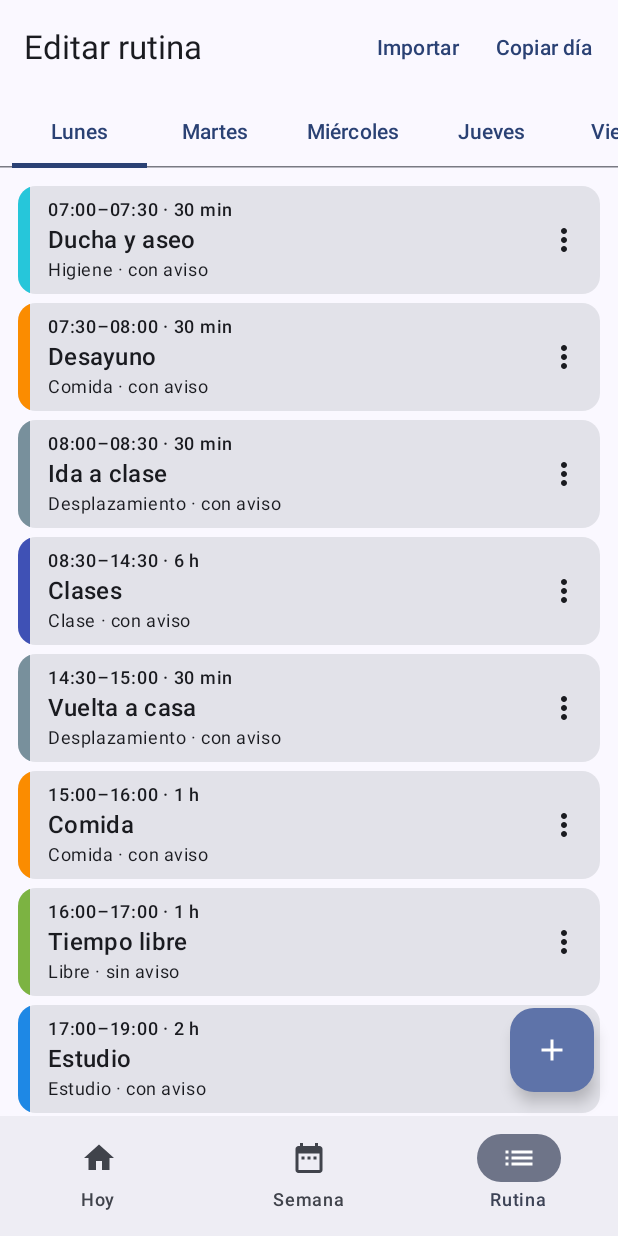
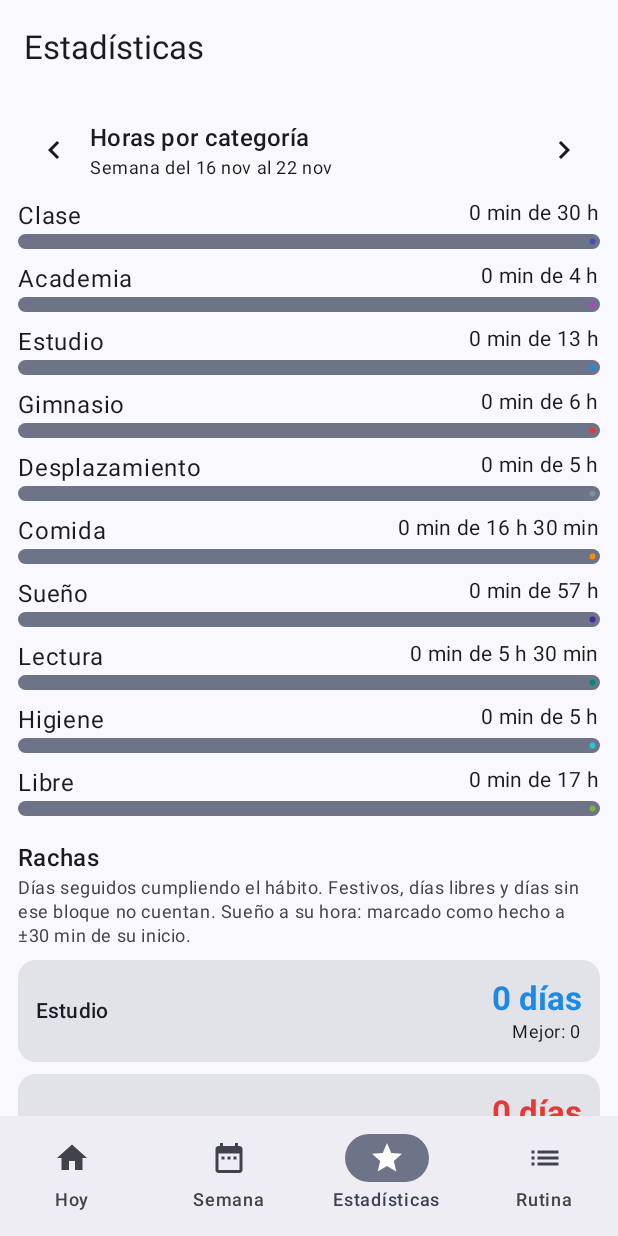
Before and after one commit to Sunless404/KT, an Android app built with Jetpack Compose: the screen it shows after launch (MainActivity), item 3 of the bottom bar chosen, on a phone screen of 412 x 824 dp. Run offline under Robolectric (Android 15) with nearby library versions, the phone set to English and light mode, and no system bars; our stand-ins replace Room's generated code.

Commit message:
Fase 4: estadísticas, rachas, historial, imprevistos y días especiales

```diff
--- a/app/src/main/java/com/sunless404/rutina/MainActivity.kt
+++ b/app/src/main/java/com/sunless404/rutina/MainActivity.kt
@@ -15,6 +15,7 @@ import androidx.compose.material.icons.automirrored.filled.List
 import androidx.compose.material.icons.filled.DateRange
 import androidx.compose.material.icons.filled.Home
 import androidx.compose.material.icons.filled.Settings
+import androidx.compose.material.icons.filled.Star
 import androidx.compose.material3.Icon
 import androidx.compose.material3.IconButton
 import androidx.compose.material3.NavigationBar
@@ -32,6 +33,7 @@ import androidx.lifecycle.viewmodel.compose.viewModel
 import com.sunless404.rutina.ui.edit.EditScreen
 import com.sunless404.rutina.ui.importer.ImportScreen
 import com.sunless404.rutina.ui.settings.SettingsScreen
+import com.sunless404.rutina.ui.stats.StatsScreen
 import com.sunless404.rutina.ui.theme.RutinaTheme
 import com.sunless404.rutina.ui.today.TodayScreen
 import com.sunless404.rutina.ui.today.TodayViewModel
@@ -40,6 +42,7 @@ import com.sunless404.rutina.ui.week.WeekScreen
 enum class Screen(val label: String, val icon: ImageVector?) {
     HOY("Hoy", Icons.Default.Home),
     SEMANA("Semana", Icons.Default.DateRange),
+    ESTADISTICAS("Estadísticas", Icons.Default.Star),
     RUTINA("Rutina", Icons.AutoMirrored.Filled.List),
     AJUSTES("Ajustes", null),
     IMPORTAR("Importar", null),
@@ -86,6 +89,7 @@ fun RutinaApp() {
                     todayVm.setDate(date)
                     screen = Screen.HOY
                 }
+                Screen.ESTADISTICAS -> StatsScreen(viewModel())
                 Screen.RUTINA -> EditScreen(viewModel(), onImport = { screen = Screen.IMPORTAR })
                 Screen.IMPORTAR -> ImportScreen(viewModel(), onBack = { screen = Screen.RUTINA })
                 Screen.AJUSTES -> SettingsScreen(onBack = { screen = Screen.HOY })
--- /dev/null
+++ b/app/src/main/java/com/sunless404/rutina/domain/Stats.kt
@@ -0,0 +1,83 @@
+package com.sunless404.rutina.domain
+
+import com.sunless404.rutina.data.Category
+import com.sunless404.rutina.data.DayData
+import com.sunless404.rutina.data.DayEntry
+import com.sunless404.rutina.data.DayType
+import com.sunless404.rutina.data.Status
+import java.time.LocalDate
+import java.time.ZoneId
+
+data class CategoryHours(val category: Category, val plannedMin: Int, val doneMin: Int)
+
+enum class Habit(val label: String, val category: Category) {
+    ESTUDIO("Estudio", Category.ESTUDIO),
+    GIMNASIO("Gimnasio", Category.GIMNASIO),
+    LECTURA("Lectura", Category.LECTURA),
+    SUENO("Sueño a su hora", Category.SUENO),
+}
+
+data class Streak(val habit: Habit, val current: Int, val best: Int)
+
+data class WeekSummary(val mondayEpoch: Long, val total: Int, val done: Int) {
+    val percent: Int get() = if (total == 0) 0 else done * 100 / total
+}
+
+object Stats {
+    /** Margen para considerar que el sueño se marcó "a su hora". */
+    const val SLEEP_TOLERANCE_MIN = 30
+
+    /** Minutos previstos y hechos por categoría. */
+    fun hoursByCategory(entries: List<DayEntry>): List<CategoryHours> =
+        entries.groupBy { it.category }.map { (cat, list) ->
+            CategoryHours(
+                cat,
+                plannedMin = list.sumOf { it.durationMin },
+                doneMin = list.filter { it.status == Status.HECHO }.sumOf { it.durationMin },
+            )
+        }.sortedBy { it.category.ordinal }
+
+    private fun sleepOnTime(e: DayEntry, zone: ZoneId): Boolean {
+        val marked = e.markedAt ?: return false
+        val start = LocalDate.ofEpochDay(e.epochDay).atStartOfDay(zone).plusMinutes(e.startMin.toLong())
+            .toInstant().toEpochMilli()
+        return kotlin.math.abs(marked - start) <= SLEEP_TOLERANCE_MIN * 60_000L
+    }
+
+    /**
+     * Resultado de un hábito en un día: true = cumplido, false = fallado,
+     * null = no cuenta (festivo o libre, sin bloques de ese hábito, u hoy aún sin terminar).
+     */
+    fun outcome(day: DayData, habit: Habit, todayEpoch: Long, zone: ZoneId): Boolean? {
+        if (day.type != DayType.NORMAL || day.epochDay > todayEpoch) return null
+        val list = day.entries.filter { it.category == habit.category }
+        if (list.isEmpty()) return null
+        val ok = list.all { it.status == Status.HECHO && (habit != Habit.SUENO || sleepOnTime(it, zone)) }
+        return if (!ok && day.epochDay == todayEpoch) null else ok
+    }
+
+    /** Rachas de días seguidos por hábito. Los días que no cuentan ni suman ni rompen. */
+    fun streaks(days: Collection<DayData>, todayEpoch: Long, zone: ZoneId = ZoneId.systemDefault()): List<Streak> {
+        val sorted = days.sortedBy { it.epochDay }
+        return Habit.entries.map { habit ->
+            val results = sorted.mapNotNull { outcome(it, habit, todayEpoch, zone) }
+            var best = 0
+            var run = 0
+            results.forEach { ok ->
+                run = if (ok) run + 1 else 0
+                best = maxOf(best, run)
+            }
+            Streak(habit, current = results.takeLastWhile { it }.size, best = best)
+        }
+    }
+
+    /** Resumen por semana (lunes a domingo), de la más reciente a la más antigua. */
+    fun history(days: Collection<DayData>, todayEpoch: Long): List<WeekSummary> =
+        days.filter { it.epochDay <= todayEpoch && it.entries.isNotEmpty() }
+            .groupBy { mondayOf(LocalDate.ofEpochDay(it.epochDay)).toEpochDay() }
+            .map { (monday, list) ->
+                val entries = list.flatMap { it.entries }
+                WeekSummary(monday, entries.size, entries.count { it.status == Status.HECHO })
+            }
+            .sortedByDescending { it.mondayEpoch }
+}
--- /dev/null
+++ b/app/src/main/java/com/sunless404/rutina/ui/stats/StatsScreen.kt
@@ -0,0 +1,187 @@
+package com.sunless404.rutina.ui.stats
+
+import android.app.Application
+import androidx.compose.foundation.clickable
+import androidx.compose.foundation.layout.Arrangement
+import androidx.compose.foundation.layout.Column
+import androidx.compose.foundation.layout.PaddingValues
+import androidx.compose.foundation.layout.Row
+import androidx.compose.foundation.layout.Spacer
+import androidx.compose.foundation.layout.fillMaxSize
+import androidx.compose.foundation.layout.fillMaxWidth
+import androidx.compose.foundation.layout.height
+import androidx.compose.foundation.layout.padding
+import androidx.compose.foundation.lazy.LazyColumn
+import androidx.compose.foundation.lazy.items
+import androidx.compose.material.icons.Icons
+import androidx.compose.material.icons.automirrored.filled.KeyboardArrowLeft
+import androidx.compose.material.icons.automirrored.filled.KeyboardArrowRight
+import androidx.compose.material3.Card
+import androidx.compose.material3.Icon
+import androidx.compose.material3.IconButton
+import androidx.compose.material3.LinearProgressIndicator
+import androidx.compose.material3.MaterialTheme
+import androidx.compose.material3.Text
+import androidx.compose.runtime.Composable
+import androidx.compose.runtime.getValue
+import androidx.compose.ui.Alignment
+import androidx.compose.ui.Modifier
+import androidx.compose.ui.text.font.FontWeight
+import androidx.compose.ui.unit.dp
+import androidx.lifecycle.AndroidViewModel
+import androidx.lifecycle.compose.collectAsStateWithLifecycle
+import androidx.lifecycle.viewModelScope
+import com.sunless404.rutina.App
+import com.sunless404.rutina.domain.CategoryHours
+import com.sunless404.rutina.domain.Stats
+import com.sunless404.rutina.domain.Streak
+import com.sunless404.rutina.domain.WeekSummary
+import com.sunless404.rutina.domain.fmtDuration
+import com.sunless404.rutina.domain.fmtShortDate
+import com.sunless404.rutina.domain.mondayOf
+import com.sunless404.rutina.ui.common.ScreenScaffold
+import com.sunless404.rutina.ui.common.composeColor
+import kotlinx.coroutines.flow.MutableStateFlow
+import kotlinx.coroutines.flow.SharingStarted
+import kotlinx.coroutines.flow.combine
+import kotlinx.coroutines.flow.stateIn
+import java.time.LocalDate
+
+data class StatsUi(
+    val monday: LocalDate = mondayOf(LocalDate.now()),
+    val hours: List<CategoryHours> = emptyList(),
+    val streaks: List<Streak> = emptyList(),
+    val history: List<WeekSummary> = emptyList(),
+)
+
+class StatsViewModel(app: Application) : AndroidViewModel(app) {
+    private val repo = (app as App).repo
+    private val thisMonday = mondayOf(LocalDate.now())
+    private val monday = MutableStateFlow(thisMonday)
+
+    val ui = combine(
+        repo.observeRange(thisMonday.minusWeeks(HISTORY_WEEKS), thisMonday.plusDays(6)),
+        monday,
+    ) { days, m ->
+        val today = LocalDate.now().toEpochDay()
+        val week = (0L..6L).flatMap { days[m.toEpochDay() + it]?.entries.orEmpty() }
+        StatsUi(
+            monday = m,
+            hours = Stats.hoursByCategory(week),
+            streaks = Stats.streaks(days.values, today),
+            history = Stats.history(days.values, today),
+        )
+    }.stateIn(viewModelScope, SharingStarted.WhileSubscribed(5_000), StatsUi())
+
+    fun shift(weeks: Long) {
+        val m = monday.value.plusWeeks(weeks)
+        if (m <= thisMonday && m >= thisMonday.minusWeeks(HISTORY_WEEKS)) monday.value = m
+    }
+
+    fun setWeek(mondayEpoch: Long) {
+        monday.value = LocalDate.ofEpochDay(mondayEpoch)
+    }
+
+    companion object {
+        const val HISTORY_WEEKS = 26L
+    }
+}
+
+@Composable
+fun StatsScreen(vm: StatsViewModel) {
+    val ui by vm.ui.collectAsStateWithLifecycle()
+
+    ScreenScaffold(title = "Estadísticas") { padding ->
+        LazyColumn(
+            modifier = Modifier.fillMaxSize().padding(padding),
+            contentPadding = PaddingValues(12.dp),
+            verticalArrangement = Arrangement.spacedBy(8.dp),
+        ) {
+            item {
+                Row(verticalAlignment = Alignment.CenterVertically) {
+                    IconButton(onClick = { vm.shift(-1) }) {
+                        Icon(Icons.AutoMirrored.Filled.KeyboardArrowLeft, "Semana anterior")
+                    }
+                    Column(Modifier.weight(1f)) {
+                        Text("Horas por categoría", style = MaterialTheme.typography.titleMedium)
+                        Text(
+                            "Semana del ${fmtShortDate(ui.monday)} al ${fmtShortDate(ui.monday.plusDays(6))}",
+                            style = MaterialTheme.typography.bodySmall,
+                        )
+                    }
+                    IconButton(onClick = { vm.shift(1) }) {
+                        Icon(Icons.AutoMirrored.Filled.KeyboardArrowRight, "Semana siguiente")
+                    }
+                }
+            }
+            if (ui.hours.isEmpty()) item { Text("Sin datos esta semana.") }
+            items(ui.hours, key = { it.category }) { h -> HoursRow(h) }
+
+            item {
+                Spacer(Modifier.height(8.dp))
+                Text("Rachas", style = MaterialTheme.typography.titleMedium)
+                Text(
+                    "Días seguidos cumpliendo el hábito. Festivos, días libres y días sin ese bloque no cuentan. " +
+                        "Sueño a su hora: marcado como hecho a ±${Stats.SLEEP_TOLERANCE_MIN} min de su inicio.",
+                    style = MaterialTheme.typography.bodySmall,
+                    color = MaterialTheme.colorScheme.onSurfaceVariant,
+                )
+            }
+            items(ui.streaks, key = { it.habit }) { s ->
+                Card(Modifier.fillMaxWidth()) {
+                    Row(Modifier.padding(12.dp), verticalAlignment = Alignment.CenterVertically) {
+                        Text(s.habit.label, modifier = Modifier.weight(1f), style = MaterialTheme.typography.titleSmall)
+                        Column(horizontalAlignment = Alignment.End) {
+                            Text(
+                                if (s.current == 1) "1 día" else "${s.current} días",
+                                style = MaterialTheme.typography.titleLarge,
+                                fontWeight = FontWeight.Bold,
+                                color = s.habit.category.composeColor,
+                            )
+                            Text("Mejor: ${s.best}", style = MaterialTheme.typography.bodySmall)
+                        }
+                    }
+                }
+            }
+
+            item {
+                Spacer(Modifier.height(8.dp))
+                Text("Historial de semanas", style = MaterialTheme.typography.titleMedium)
+            }
+            if (ui.history.isEmpty()) item { Text("Aún no hay semanas registradas.") }
+            items(ui.history, key = { it.mondayEpoch }) { w ->
+                val m = LocalDate.ofEpochDay(w.mondayEpoch)
+                Column(Modifier.fillMaxWidth().clickable { vm.setWeek(w.mondayEpoch) }.padding(vertical = 4.dp)) {
+                    Row {
+                        Text(
+                            "${fmtShortDate(m)} – ${fmtShortDate(m.plusDays(6))}",
+                            modifier = Modifier.weight(1f),
+                            fontWeight = if (m == ui.monday) FontWeight.Bold else FontWeight.Normal,
+                        )
+                        Text("${w.percent} % (${w.done}/${w.total})")
+                    }
+                    LinearProgressIndicator(progress = { w.percent / 100f }, modifier = Modifier.fillMaxWidth().height(6.dp))
+                }
+            }
+            item { Spacer(Modifier.height(16.dp)) }
+        }
+    }
+}
+
+@Composable
+private fun HoursRow(h: CategoryHours) {
+    Column(Modifier.fillMaxWidth()) {
+        Row {
+            Text(h.category.label, modifier = Modifier.weight(1f))
+            Text(
+                "${fmtDuration(h.doneMin)} de ${fmtDuration(h.plannedMin)}",
+                style = MaterialTheme.typography.bodyMedium,
+            )
+        }
+        LinearProgressIndicator(
+            progress = { if (h.plannedMin == 0) 0f else h.doneMin.toFloat() / h.plannedMin },
+            color = h.category.composeColor,
+            modifier = Modifier.fillMaxWidth().height(10.dp),
+        )
+    }
+}
--- a/app/src/main/java/com/sunless404/rutina/ui/today/TodayScreen.kt
+++ b/app/src/main/java/com/sunless404/rutina/ui/today/TodayScreen.kt
@@ -32,6 +32,7 @@ import androidx.compose.material3.Icon
 import androidx.compose.material3.IconButton
 import androidx.compose.material3.LinearProgressIndicator
 import androidx.compose.material3.MaterialTheme
+import androidx.compose.material3.OutlinedButton
 import androidx.compose.material3.Text
 import androidx.compose.material3.TextButton
 import androidx.compose.material3.rememberDatePickerState
@@ -64,6 +65,7 @@ import java.time.ZoneOffset
 fun TodayScreen(vm: TodayViewModel, extraActions: @Composable () -> Unit = {}) {
     val ui by vm.ui.collectAsStateWithLifecycle()
     var pickDate by remember { mutableStateOf(false) }
+    var unforeseen by remember { mutableStateOf(false) }
 
     ScreenScaffold(
         title = if (ui.isToday) "Hoy" else "Día",
@@ -78,10 +80,13 @@ fun TodayScreen(vm: TodayViewModel, extraActions: @Composable () -> Unit = {}) {
             contentPadding = PaddingValues(horizontal = 12.dp, vertical = 8.dp),
             verticalArrangement = Arrangement.spacedBy(6.dp),
         ) {
-            item { DateHeader(ui, onPrev = { vm.shiftDate(-1) }, onNext = { vm.shiftDate(1) }) }
+            item { DateHeader(ui, onPrev = { vm.shiftDate(-1) }, onNext = { vm.shiftDate(1) }, onType = vm::setDayType) }
             item { ProgressHeader(ui) }
             item { PermissionsCard() }
             if (ui.isToday) item { NowCard(ui) }
+            if (ui.isToday) item {
+                OutlinedButton(onClick = { unforeseen = true }, modifier = Modifier.fillMaxWidth()) { Text("Imprevisto") }
+            }
             if (ui.isFuture) item {
                 Text(
                     "Día futuro: se muestra la plantilla. Aún no se puede marcar.",
@@ -107,6 +112,13 @@ fun TodayScreen(vm: TodayViewModel, extraActions: @Composable () -> Unit = {}) {
         }
     }
 
+    if (unforeseen) {
+        UnforeseenDialog(ui, onDismiss = { unforeseen = false }) { changed ->
+            vm.applyUnforeseen(changed)
+            unforeseen = false
+        }
+    }
+
     if (pickDate) {
         val state = rememberDatePickerState(
             initialSelectedDateMillis = ui.date.atStartOfDay().toInstant(ZoneOffset.UTC).toEpochMilli()
@@ -127,17 +139,25 @@ fun TodayScreen(vm: TodayViewModel, extraActions: @Composable () -> Unit = {}) {
 }
 
 @Composable
-private fun DateHeader(ui: TodayUi, onPrev: () -> Unit, onNext: () -> Unit) {
+private fun DateHeader(ui: TodayUi, onPrev: () -> Unit, onNext: () -> Unit, onType: (DayType) -> Unit) {
+    var menu by remember { mutableStateOf(false) }
     Row(verticalAlignment = Alignment.CenterVertically, modifier = Modifier.fillMaxWidth()) {
         IconButton(onClick = onPrev) { Icon(Icons.AutoMirrored.Filled.KeyboardArrowLeft, "Día anterior") }
         Column(Modifier.weight(1f), horizontalAlignment = Alignment.CenterHorizontally) {
             Text(fmtLongDate(ui.date), style = MaterialTheme.typography.titleMedium)
-            if (ui.dayType != DayType.NORMAL) {
-                Text(
-                    "${ui.dayType.label} · no cuenta en rachas",
-                    style = MaterialTheme.typography.labelSmall,
-                    color = MaterialTheme.colorScheme.tertiary,
-                )
+            Box {
+                TextButton(onClick = { menu = true }) {
+                    Text(
+                        if (ui.dayType == DayType.NORMAL) "Día normal · cambiar"
+                        else "${ui.dayType.label} · no cuenta en rachas ni avisa",
+                        style = MaterialTheme.typography.labelMedium,
+                    )
+                }
+                DropdownMenu(expanded = menu, onDismissRequest = { menu = false }) {
+                    DayType.entries.forEach { t ->
+                        DropdownMenuItem(text = { Text(t.label) }, onClick = { menu = false; onType(t) })
+                    }
+                }
             }
         }
         IconButton(onClick = onNext) { Icon(Icons.AutoMirrored.Filled.KeyboardArrowRight, "Día siguiente") }
@@ -231,6 +251,7 @@ private fun EntryRow(
                         add(e.category.label)
                         if (current) add("en curso")
                         if (e.status == Status.SALTADO || e.status == Status.POSPUESTO) add(e.status.label)
+                        if (e.modified) add("cambiado hoy")
                     }.joinToString(" · ")
                     Text(extra, style = MaterialTheme.typography.bodySmall, color = MaterialTheme.colorScheme.onSurfaceVariant)
                     if (e.notes.isNotBlank()) {
```
Also changed, not shown: app/src/main/java/com/sunless404/rutina/data/Repository.kt (+13 -0 lines), app/src/main/java/com/sunless404/rutina/domain/Unforeseen.kt (added, +63 -0 lines), app/src/main/java/com/sunless404/rutina/ui/today/TodayViewModel.kt (+8 -0 lines), app/src/main/java/com/sunless404/rutina/ui/today/UnforeseenDialog.kt (added, +195 -0 lines), 1 other file.
